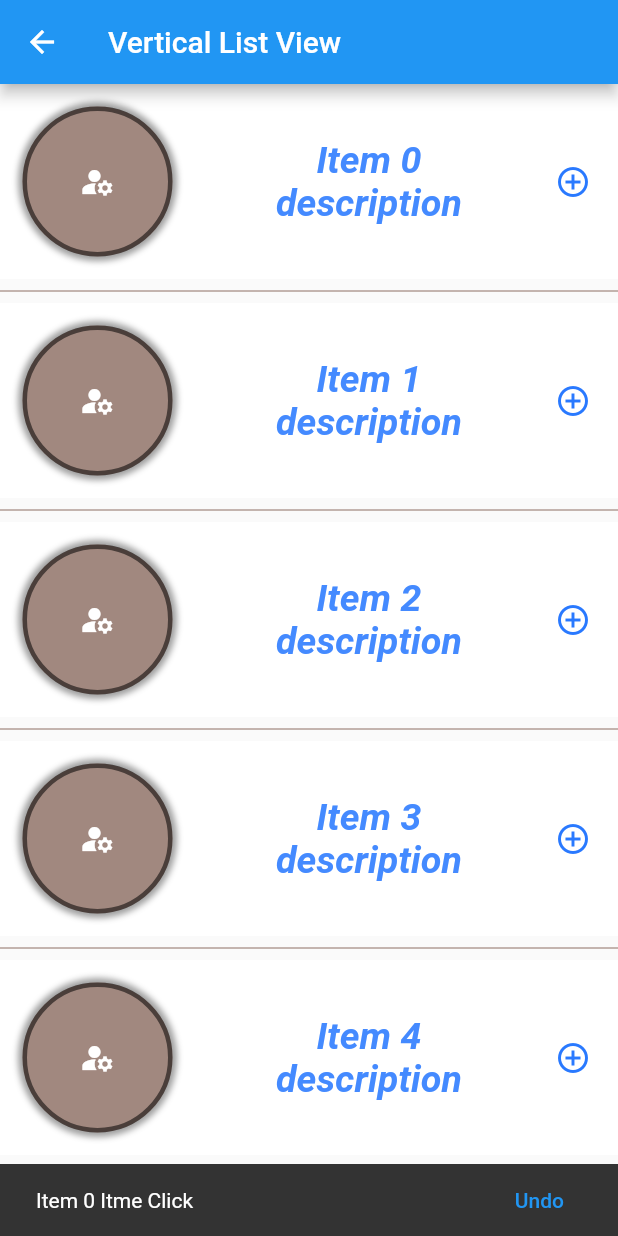
After one commit to ChandravirRaj/lodhi_info_tech, a Flutter app: the MyVerticalListViewTwo screen opened directly, after a tap on the "add circle outline" icon, on a phone screen of 412 x 824 dp. The commit adds this screen. Run offline on Flutter 3.47's test engine with Material 2 defaults, Android fonts, the light colour scheme and no system bars.

Commit message:
add ListView.separated screen

```diff
--- a/lib/home/home_screen.dart
+++ b/lib/home/home_screen.dart
@@ -3,6 +3,7 @@ import 'package:lodhi_info_tech/practice/my_container.dart';
 import 'package:lodhi_info_tech/practice/tut_static_list_view.dart';
 import 'package:lodhi_info_tech/practice/tut_margin_padding.dart';
 import 'package:lodhi_info_tech/practice/tut_vertical_list_view.dart';
+import 'package:lodhi_info_tech/practice/tut_vertical_list_view_two.dart';
 
 class MyHomePage extends StatefulWidget {
   const MyHomePage({super.key, required this.title});
@@ -196,7 +197,7 @@ class _MyHomePageState extends State<MyHomePage> {
                 children: [
                   Expanded(
                     child: InkWell(
-                      onTap: () => {_moveToContainerDecoration()},
+                      onTap: () => {_moveToVerticalListView2()},
                       child: Container(
                         width: 130,
                         height: 130,
@@ -218,7 +219,7 @@ class _MyHomePageState extends State<MyHomePage> {
                           child: Padding(
                             padding: EdgeInsets.all(10.0),
                             child: Text(
-                              "Container Decoration",
+                              "List View with ListView.separated",
                               textAlign: TextAlign.center,
                               style: TextStyle(
                                   color: Colors.white,
@@ -551,9 +552,14 @@ class _MyHomePageState extends State<MyHomePage> {
   }
 
   void _moveToVerticalListView() {
-    print("--------_moveToVerticalListView---------");
     Navigator.push(context, MaterialPageRoute(builder: (context) {
       return const MyVerticalListView();
     }));
   }
+
+  void _moveToVerticalListView2() {
+    Navigator.push(context, MaterialPageRoute(builder: (context) {
+      return const MyVerticalListViewTwo();
+    }));
+  }
 }
--- /dev/null
+++ b/lib/practice/tut_vertical_list_view_two.dart
@@ -0,0 +1,108 @@
+import 'package:flutter/material.dart';
+
+class MyVerticalListViewTwo extends StatefulWidget {
+  const MyVerticalListViewTwo({super.key});
+
+  @override
+  State<MyVerticalListViewTwo> createState() => _MyVerticalListViewTwoState();
+}
+
+class _MyVerticalListViewTwoState extends State<MyVerticalListViewTwo> {
+  var arrNames = List<String>.generate(10000, (i) => 'Item $i');
+
+  @override
+  Widget build(BuildContext context) {
+    return Scaffold(
+      appBar: AppBar(
+        title: const Text("Vertical List View"),
+      ),
+      body: ListView.separated(
+        separatorBuilder: (context, index) {
+          return Divider(
+            color: Colors.brown.shade400,
+          );
+        },
+        itemCount: arrNames.length,
+        itemBuilder: (context, index) {
+          return Container(
+            color: Colors.white,
+            child: Row(
+              mainAxisAlignment: MainAxisAlignment.spaceBetween,
+              children: [
+                Padding(
+                  padding: const EdgeInsets.all(15.0),
+                  child: Container(
+                    height: 100,
+                    width: 100,
+                    decoration: BoxDecoration(
+                        color: Colors.brown.shade300,
+                        shape: BoxShape.circle,
+                        border: Border.all(width: 3, color: Colors.black54),
+                        boxShadow: const [
+                          BoxShadow(
+                              color: Colors.black38,
+                              blurRadius: 3.0,
+                              spreadRadius: 3.0),
+                        ]),
+                    child: const Icon(
+                      Icons.manage_accounts,
+                      color: Colors.white,
+                    ),
+                  ),
+                ),
+                Column(
+                  children: [
+                    Text(
+                      arrNames[index],
+                      style: TextStyle(
+                          color: Colors.blueAccent,
+                          fontWeight: FontWeight.bold,
+                          fontStyle: FontStyle.italic,
+                          fontSize: 25),
+                    ),
+                    Text(
+                      "description",
+                      style: TextStyle(
+                          color: Colors.blueAccent,
+                          fontWeight: FontWeight.bold,
+                          fontStyle: FontStyle.italic,
+                          fontSize: 25),
+                    ),
+                  ],
+                ),
+                InkWell(
+                  onTap: () {
+                    showSnackBar(context, arrNames[index]);
+                    // ScaffoldMessenger.of(context).showSnackBar(snackBar);
+                  },
+                  child: Container(
+                    margin: const EdgeInsets.only(right: 10),
+                    height: 40,
+                    width: 40,
+                    child: Icon(
+                      Icons.add_circle_outline_outlined,
+                      color: Colors.blueAccent.shade400,
+                    ),
+                  ),
+                )
+              ],
+            ),
+          );
+        },
+      ),
+    );
+  }
+
+  void showSnackBar(BuildContext context, String itemName) {
+    final snackBar = SnackBar(
+      content: Text("$itemName Itme Click"),
+      action: SnackBarAction(
+        label: 'Undo',
+        onPressed: () {
+          // Some code to undo the change.
+        },
+      ),
+    );
+    ScaffoldMessenger.of(context).showSnackBar(snackBar);
+  }
+}
```
